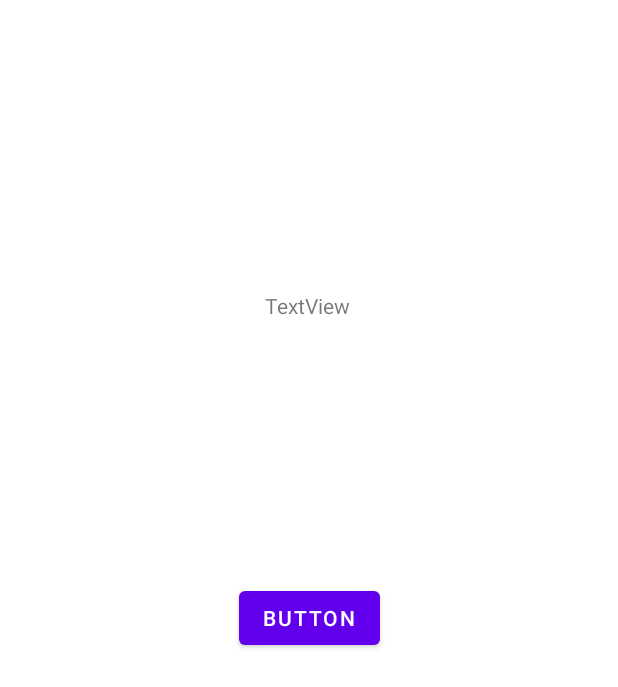
After one commit to Kaz1deX/AndroidApplication, an Android app: the layout activity_second.xml on its own in the app's theme, with its tools: preview values and no code run, on a phone screen of 412 x 824 dp. The commit adds this screen. Shown: the top 687 px of the screen. Run offline under Robolectric (Android 15) with nearby library versions, the phone set to English and light mode, and no system bars.

Commit message:
Created second activity

```diff
--- a/app/src/main/AndroidManifest.xml
+++ b/app/src/main/AndroidManifest.xml
@@ -12,6 +12,9 @@
         android:theme="@style/Theme.AndroidApplication"
         tools:targetApi="31">
         <activity
+            android:name=".SecondActivity"
+            android:exported="false" />
+        <activity
             android:name=".MainActivity"
             android:exported="true">
             <intent-filter>
--- /dev/null
+++ b/app/src/main/res/layout/activity_second.xml
@@ -0,0 +1,30 @@
+<?xml version="1.0" encoding="utf-8"?>
+<androidx.constraintlayout.widget.ConstraintLayout xmlns:android="http://schemas.android.com/apk/res/android"
+    xmlns:app="http://schemas.android.com/apk/res-auto"
+    xmlns:tools="http://schemas.android.com/tools"
+    android:layout_width="match_parent"
+    android:layout_height="match_parent"
+    tools:context=".SecondActivity">
+
+    <TextView
+        android:id="@+id/textView4"
+        android:layout_width="wrap_content"
+        android:layout_height="wrap_content"
+        android:text="TextView"
+        app:layout_constraintBottom_toBottomOf="parent"
+        app:layout_constraintEnd_toEndOf="parent"
+        app:layout_constraintHorizontal_bias="0.498"
+        app:layout_constraintStart_toStartOf="parent"
+        app:layout_constraintTop_toTopOf="parent"
+        app:layout_constraintVertical_bias="0.241" />
+
+    <Button
+        android:id="@+id/button5"
+        android:layout_width="wrap_content"
+        android:layout_height="wrap_content"
+        android:text="Button"
+        app:layout_constraintBottom_toBottomOf="parent"
+        app:layout_constraintEnd_toEndOf="parent"
+        app:layout_constraintStart_toStartOf="parent"
+        app:layout_constraintTop_toTopOf="parent" />
+</androidx.constraintlayout.widget.ConstraintLayout>
```
Also changed, not shown: app/src/main/java/com/example/androidapplication/MainActivity.java (+30 -13 lines), app/src/main/java/com/example/androidapplication/SecondActivity.java (added, +38 -0 lines).
